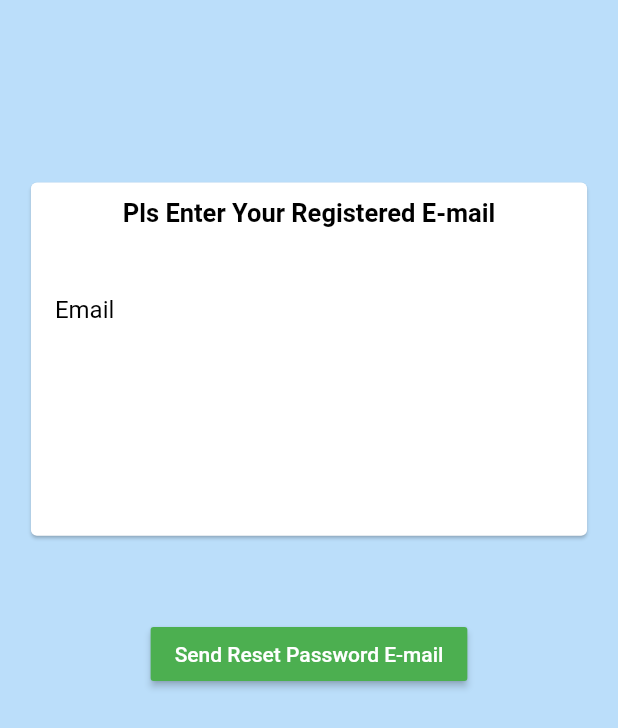
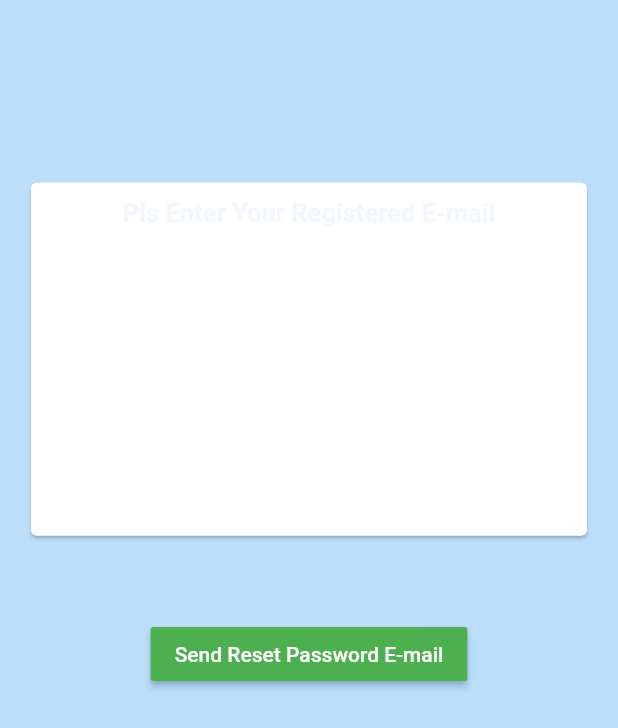
Before and after one commit to SriRam-Macha/ennote, a Flutter app: the screen it shows after launch, after a tap on "Forgot Password", on a phone screen of 412 x 824 dp. Shown: the top 728 px of the screen. Run offline on Flutter 3.47's test engine with Material 2 defaults, Android fonts, the light colour scheme and no system bars; our stand-ins replace animate_do, animated_theme_switcher, cloud_firestore, file_picker, firebase_auth, firebase_database and 7 more; missing offline and left inert: a package; accounts and stored records are empty; Roboto replaces fonts that are missing (SFProText).

Commit message:
Latest files

```diff
--- a/lib/screens/Authenticate/Forgetpassword.dart
+++ b/lib/screens/Authenticate/Forgetpassword.dart
@@ -1,3 +1,4 @@
+
 import 'package:flutter/material.dart';
 import 'package:official_Ennote/services/auth.dart';
 
@@ -39,15 +40,13 @@ class _PasswordResetState extends State<PasswordReset> {
                             "Pls Enter Your Registered E-mail",
                             style: TextStyle(
                               fontSize: 17,
-                              fontWeight: FontWeight.w600,
-                              color: Colors.black,
+                              fontWeight: FontWeight.w600
                             ),
                           ),
                         ),
                         Padding(
                           padding: const EdgeInsets.all(16.0),
                           child: TextFormField(
-                            style: TextStyle(color: Colors.black),
                             validator: (input) {
                               if (input.isEmpty ||
                                   !input.endsWith('@srmap.edu.in')) {
@@ -55,13 +54,9 @@ class _PasswordResetState extends State<PasswordReset> {
                               }
                               return null;
                             },
-
-                            onSaved: (input) {
-                              return _email = input.trim();
-                            },
+                            onSaved: (input) => _email = input.trim(),
                             decoration: InputDecoration(
                                 labelText: 'Email',
-                                labelStyle: TextStyle(color: Colors.black),
                                 suffixIcon: Tooltip(
                                     message: 'Only SRM mail id\'s are allowed',
                                     child: Icon(Icons.help_outline))),
--- a/lib/screens/Authenticate/login_page.dart
+++ b/lib/screens/Authenticate/login_page.dart
@@ -20,13 +20,6 @@ class _LoginPageState extends State<LoginPage> {
   final GlobalKey<ScaffoldState> _scafoldkey = GlobalKey<ScaffoldState>();
 
   final Auth _auth = Auth();
-
-  _signin() {
-    if (_formKey.currentState.validate()) {
-      _formKey.currentState.save();
-      _auth.signInwithEmailandPassword(_email, _password, _scafoldkey);
-    }
-  }
 
   @override
   Widget build(BuildContext context) {
@@ -74,8 +67,6 @@ class _LoginPageState extends State<LoginPage> {
                 ],
               ),
               Container(
-                child: Form(
-                  key: _formKey,
                 child: Column(
                   mainAxisAlignment: MainAxisAlignment.spaceAround,
                   mainAxisSize: MainAxisSize.min,
@@ -101,10 +92,9 @@ class _LoginPageState extends State<LoginPage> {
                       ),
                     ),
                     Container(
-                        padding: EdgeInsets.symmetric(
-                            vertical: 0.0, horizontal: 30.0),
+                      padding:
+                          EdgeInsets.symmetric(vertical: 0.0, horizontal: 30.0),
                       child: TextFormField(
-                          onFieldSubmitted: (value) => _signin(),
                         style: TextStyle(color: Colors.black),
                         maxLines: 1,
                         validator: (input) {
@@ -136,8 +126,8 @@ class _LoginPageState extends State<LoginPage> {
                       height: 30.0,
                     ),
                     Container(
-                        padding: EdgeInsets.symmetric(
-                            vertical: 0.0, horizontal: 30.0),
+                      padding:
+                          EdgeInsets.symmetric(vertical: 0.0, horizontal: 30.0),
                       width: double.infinity,
                       child: RaisedButton(
                         padding: EdgeInsets.all(12.0),
@@ -157,7 +147,7 @@ class _LoginPageState extends State<LoginPage> {
                       ),
                     ),
                     SizedBox(
-                        height: 5.0,
+                      height: 20.0,
                     ),
                     InkWell(
                       child: Text(
@@ -169,8 +159,8 @@ class _LoginPageState extends State<LoginPage> {
                       },
                     ),
                     Padding(
-                        padding: EdgeInsets.symmetric(
-                            vertical: 0.0, horizontal: 30.0),
+                      padding:
+                          EdgeInsets.symmetric(vertical: 10.0, horizontal: 30.0),
                     ),
                     InkWell(
                       onTap: () {
@@ -183,7 +173,6 @@ class _LoginPageState extends State<LoginPage> {
                           style: TextStyle(fontSize: 20, color: Colors.blue)),
                     )
                   ],
-                  ),
                 ),
               )
             ],
--- a/lib/screens/Home/Listupvote.dart
+++ b/lib/screens/Home/Listupvote.dart
@@ -105,17 +105,13 @@ class _ListSortState extends State<ListSort> {
                     child: Icon(Icons.short_text),
                     label: "Set as Shortcut path",
                     labelStyle: TextStyle(color: Colors.white),
-                  labelBackgroundColor: Theme.of(context).accentColor,
-                ),
+                    labelBackgroundColor: Theme.of(context).accentColor,),
               ],
             ),
             body: SafeArea(
               child: Stack(
                 children: [
                   FirebaseAnimatedList(
-                    defaultChild: Center(
-                      child: CircularProgressIndicator(),
-                    ),
                     duration: Duration(milliseconds: 500),
                     query: FirebaseDatabase.instance
                         .reference()
--- a/pubspec.yaml
+++ b/pubspec.yaml
@@ -43,7 +43,6 @@ dependencies:
   animated_theme_switcher: ^1.0.5
   line_awesome_flutter: ^1.0.1
   flutter_screenutil: ^1.0.2
-  connectivity: ^0.4.9+2
   shared_preferences: ^0.5.7+3
 
 
```
Also changed, not shown: lib/screens/Authenticate/register.dart (+6 -9 lines), lib/screens/Home/add_document.dart (+3 -12 lines), lib/services/pdf_upvote.dart (+5 -35 lines), pubspec.lock. Lines whose indentation alone changed are shown as unchanged.
